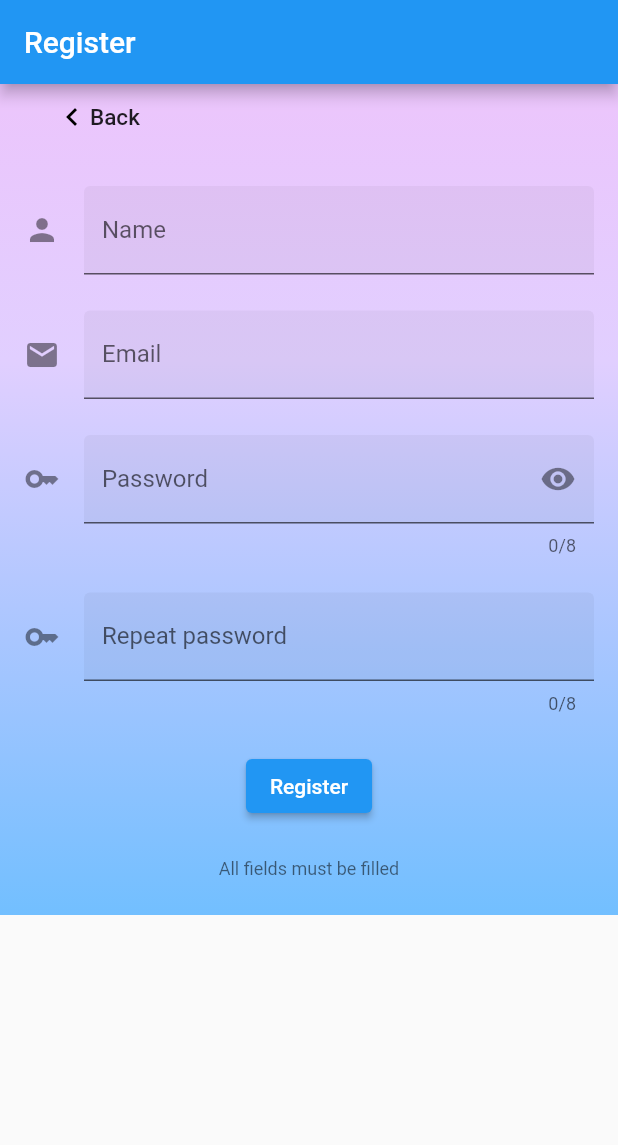
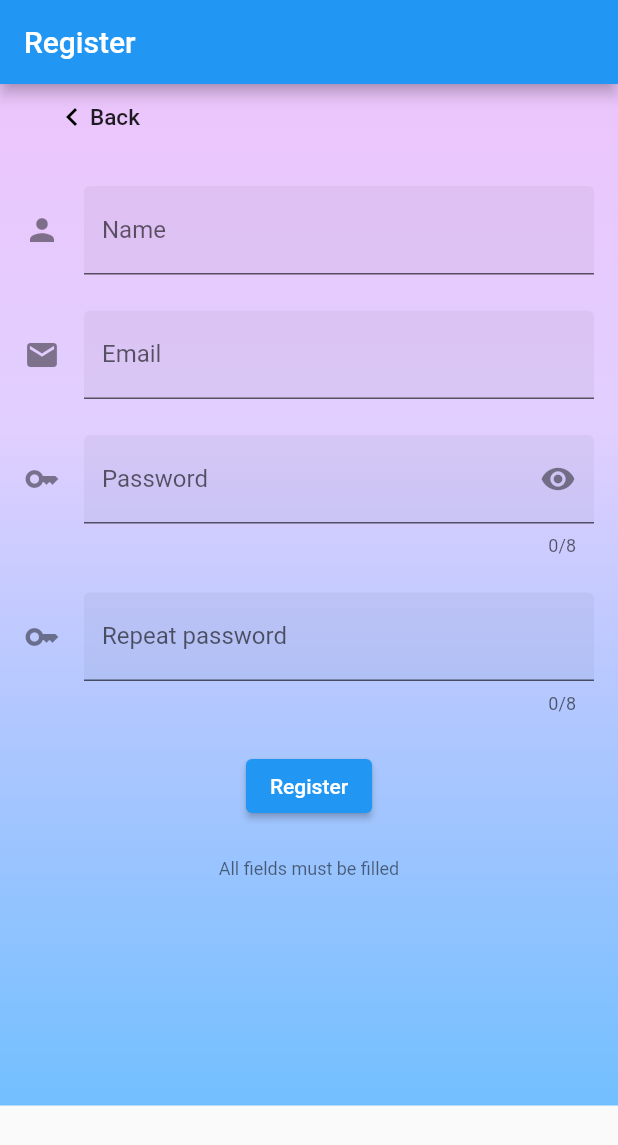
Before and after one commit to JuanJosePinero/Trabajo-PMDM-Grupo5, a Flutter app: the TextFieldDemo screen opened directly, on a phone screen of 412 x 824 dp. Shown: the top 1145 px of the screen. Run offline on Flutter 3.47's test engine with Material 2 defaults, Android fonts, the phone set to English and light mode, and no system bars; our stand-ins replace email_validator, google_sign_in; missing offline and left inert: font_awesome_icon_class.

Commit message:
ajustado SizedBox en register

```diff
--- a/lib/screens/access/signup.dart
+++ b/lib/screens/access/signup.dart
@@ -206,6 +206,7 @@ class TextFormFieldDemoState extends State<TextFormFieldDemo>
   @override
   Widget build(BuildContext context) {
     const sizedBoxSpace = SizedBox(height: 24);
+    const bigSizedBoxSpace = SizedBox(height: 151);
     return Form(
       key: _formKey,
       autovalidateMode: AutovalidateMode.values[_autoValidateModeIndex.value],
@@ -329,7 +330,7 @@ class TextFormFieldDemoState extends State<TextFormFieldDemo>
                 'All fields must be filled',
                 style: Theme.of(context).textTheme.bodySmall,
               ),
-              sizedBoxSpace,
+              bigSizedBoxSpace,
             ],
           ),
         ),
```
